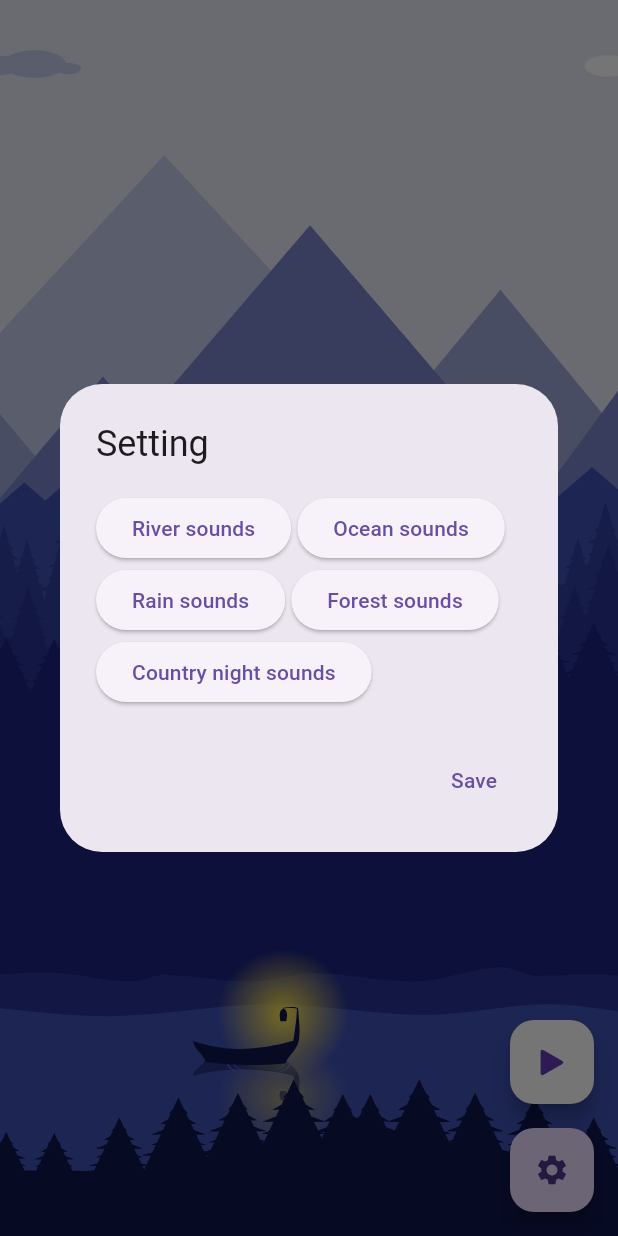
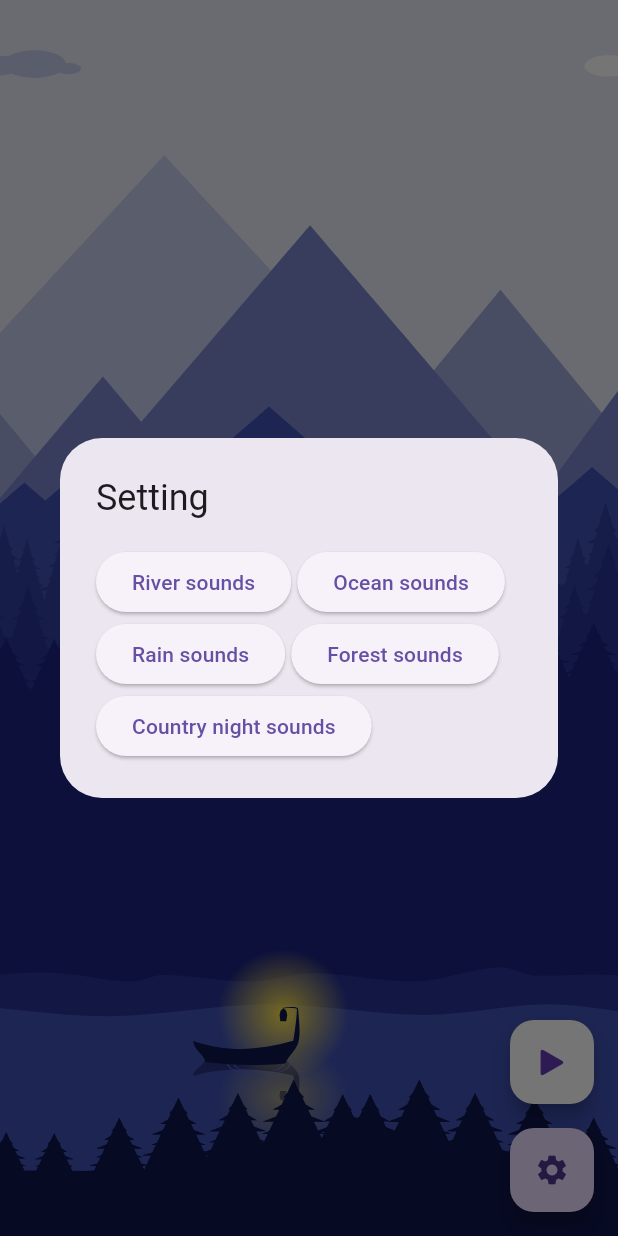
Before and after one commit to LeKhacToan/sleep_soundly, a Flutter app: the screen it shows after launch, after a tap on the "settings" icon, on a phone screen of 412 x 824 dp. Run offline on Flutter 3.47's test engine with Material 2 defaults, Android fonts, the phone set to English and light mode, and no system bars; our stand-ins replace audioplayers, lottie.

Commit message:
fix(*): ios

```diff
--- a/lib/widgets/setting_dialog.dart
+++ b/lib/widgets/setting_dialog.dart
@@ -30,14 +30,14 @@ class _SettingDialog extends State<SettingDialog> {
           ],
         ),
       ),
-      actions: <Widget>[
-        TextButton(
-          child: const Text('Save'),
-          onPressed: () {
-            Navigator.of(context).pop();
-          },
-        ),
-      ],
+      // actions: <Widget>[
+      //   TextButton(
+      //     child: const Text('Save'),
+      //     onPressed: () {
+      //       Navigator.of(context).pop();
+      //     },
+      //   ),
+      // ],
     );
   }
 }
```
Also changed, not shown: 1 other file.
